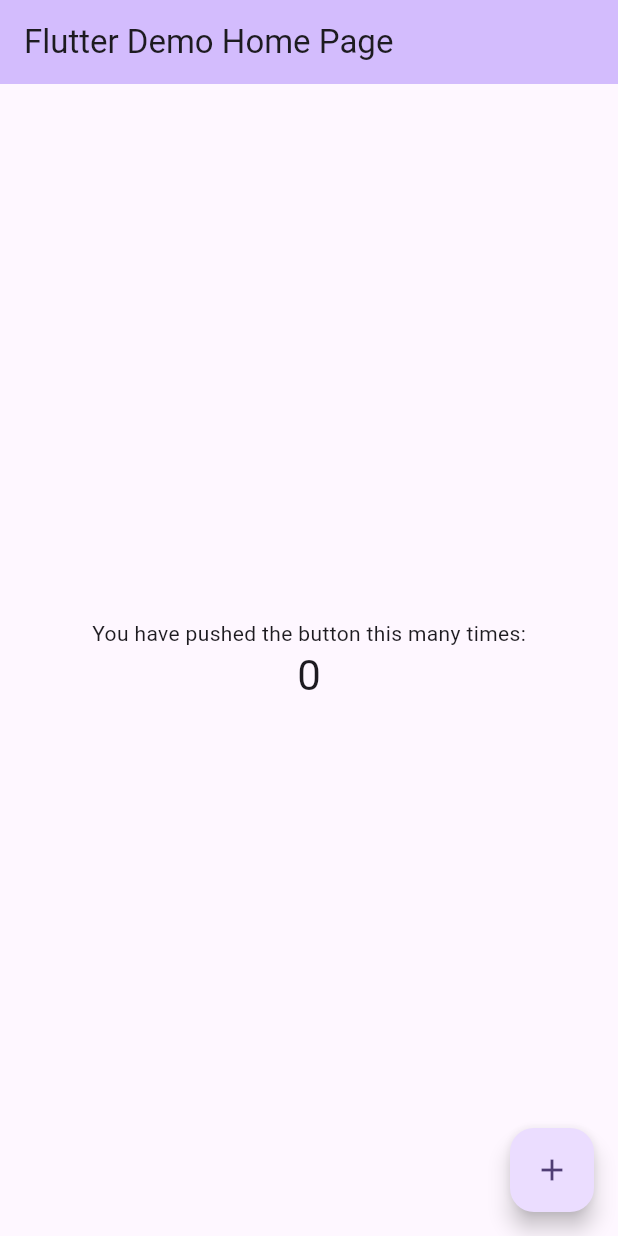
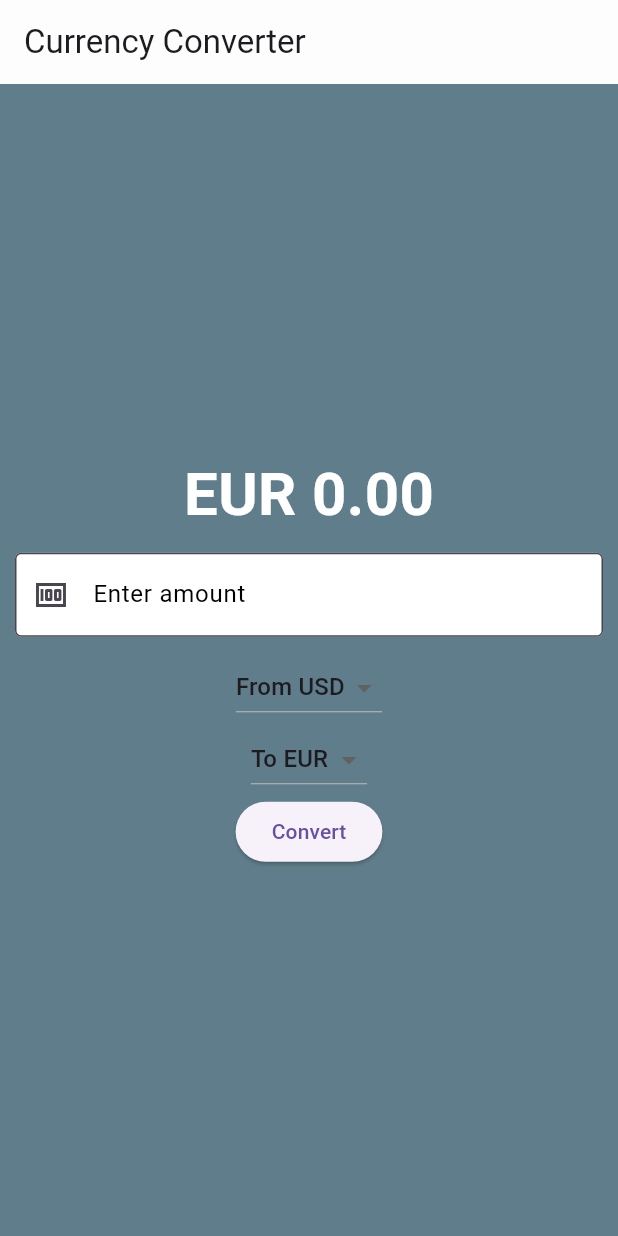
Before and after one commit to MissSherlockHolmes/practice_app_time_crunch, a Flutter app: the screen it shows after launch, on a phone screen of 412 x 824 dp. Run offline on Flutter 3.47's test engine with Material 3 defaults, Android fonts, the phone set to English and light mode, and no system bars.

Commit message:
partially working with API errors

```diff
--- /dev/null
+++ b/lib/currency_converter.dart
@@ -0,0 +1,182 @@
+import 'dart:io';
+
+import 'package:flutter/material.dart';
+import 'package:http/http.dart' as http;
+import 'dart:convert';
+
+class PracticeAppTimeCrunch extends StatefulWidget {
+  const PracticeAppTimeCrunch({super.key});
+  @override
+  State<PracticeAppTimeCrunch> createState() => _PracticeAppTimeCrunchState();
+}
+
+class _PracticeAppTimeCrunchState extends State<PracticeAppTimeCrunch> {
+  double result = 0.0;
+  bool isLoading = false;  // Loading indicator state
+  final TextEditingController textEditingController = TextEditingController();
+  String selectedBaseCurrency = 'USD';
+  String selectedTargetCurrency = 'EUR';
+  final List<String> currencies = ['USD', 'EUR', 'BDT', 'INR', 'AUD'];
+
+  Future<void> convertCurrency(String amount, String baseCurrency, String targetCurrency) async {
+    if (amount.isEmpty || double.tryParse(amount) == null) {
+      showDialog(
+        context: context,
+        builder: (BuildContext context) {
+          return AlertDialog(
+            title: Text("Invalid Input"),
+            content: Text("Please enter a valid number."),
+            actions: [
+              TextButton(
+                onPressed: () => Navigator.of(context).pop(),
+                child: Text("OK"),
+              ),
+            ],
+          );
+        },
+      );
+      return;
+    }
+
+    setState(() {
+      isLoading = true;  // Start loading
+    });
+
+    var url = Uri.parse('https://api.freecurrencyapi.com/v1/latest?base_currency=$baseCurrency');
+    var headers = {
+      'apikey': 'fca_live_iD8TqeV6KS0kvvcsLxbppgnbnlMyZmY2vTD4Mp4O'
+    };
+
+    try {
+      var response = await http.get(url, headers: headers);
+      print('Response Status: ${response.statusCode}');
+      print('Response Body: ${response.body}');
+
+      if (response.statusCode == 200) {
+        var data = jsonDecode(response.body);
+        if (data['data'] != null && data['data'][targetCurrency] != null) {
+          double rate = data['data'][targetCurrency];
+          double parsedAmount = double.parse(amount);
+          setState(() {
+            result = parsedAmount * rate;
+            isLoading = false;  // Stop loading
+          });
+        } else {
+          setState(() {
+            isLoading = false;  // Stop loading
+          });
+          print('Currency rate not available');
+        }
+      } else {
+        setState(() {
+          isLoading = false;  // Stop loading
+        });
+        print('Failed to load currency data with status code: ${response.statusCode}');
+      }
+    } catch (e) {
+      setState(() {
+        isLoading = false;  // Stop loading
+      });
+      print('Error occurred: $e');
+      if (e is SocketException) {
+        print('SocketException: ${e.message}');
+      } else if (e is HttpException) {
+        print('HttpException: ${e.message}');
+      } else {
+        print('Unknown exception: $e');
+      }
+      showDialog(
+        context: context,
+        builder: (BuildContext context) {
+          return AlertDialog(
+            title: Text("Error"),
+            content: Text("An error occurred while fetching data. Please try again."),
+            actions: [
+              TextButton(
+                onPressed: () => Navigator.of(context).pop(),
+                child: Text("OK"),
+              ),
+            ],
+          );
+        },
+      );
+    }
+  }
+
+  @override
+  Widget build(BuildContext context) {
+    return Scaffold(
+      backgroundColor: Colors.blueGrey,
+      appBar: AppBar(
+        backgroundColor: const Color.fromARGB(255, 253, 253, 253),
+        elevation: 0,
+        title: const Text("Currency Converter"),
+      ),
+      body: Center(
+        child: Column(
+          mainAxisAlignment: MainAxisAlignment.center,
+          children: [
+            isLoading ? CircularProgressIndicator() : Text(
+              "$selectedTargetCurrency ${result.toStringAsFixed(2)}",
+              style: const TextStyle(
+                fontSize: 40,
+                fontWeight: FontWeight.bold,
+                color: Colors.white,
+              ),
+            ),
+            Padding(
+              padding: const EdgeInsets.symmetric(vertical: 10, horizontal: 10),
+              child: TextField(
+                controller: textEditingController,
+                style: const TextStyle(color: Colors.black),
+                decoration: const InputDecoration(
+                  hintText: 'Enter amount',
+                  hintStyle: TextStyle(color: Colors.black),
+                  prefixIcon: Icon(Icons.money),
+                  filled: true,
+                  fillColor: Colors.white,
+                  border: OutlineInputBorder(),
+                ),
+                keyboardType: TextInputType.number,
+              ),
+            ),
+            DropdownButton<String>(
+              value: selectedBaseCurrency,
+              onChanged: (String? newValue) {
+                setState(() {
+                  selectedBaseCurrency = newValue!;
+                });
+              },
+              items: currencies.map<DropdownMenuItem<String>>((String value) {
+                return DropdownMenuItem<String>(
+                  value: value,
+                  child: Text('From $value'),
+                );
+              }).toList(),
+            ),
+            DropdownButton<String>(
+              value: selectedTargetCurrency,
+              onChanged: (String? newValue) {
+                setState(() {
+                  selectedTargetCurrency = newValue!;
+                });
+              },
+              items: currencies.map<DropdownMenuItem<String>>((String value) {
+                return DropdownMenuItem<String>(
+                  value: value,
+                  child: Text('To $value'),
+                );
+              }).toList(),
+            ),
+            ElevatedButton(
+              onPressed: () {
+                convertCurrency(textEditingController.text, selectedBaseCurrency, selectedTargetCurrency);
+              },
+              child: const Text('Convert'),
+            ),
+          ],
+        ),
+      ),
+    );
+  }
+}
--- a/lib/main.dart
+++ b/lib/main.dart
@@ -1,4 +1,5 @@
 import 'package:flutter/material.dart';
+import 'package:practice_app_time_crunch/currency_converter.dart';
 
 void main() {
   runApp(const MyApp());
@@ -7,119 +8,10 @@ void main() {
 class MyApp extends StatelessWidget {
   const MyApp({super.key});
 
-  // This widget is the root of your application.
   @override
   Widget build(BuildContext context) {
-    return MaterialApp(
-      title: 'Flutter Demo',
-      theme: ThemeData(
-        // This is the theme of your application.
-        //
-        // TRY THIS: Try running your application with "flutter run". You'll see
-        // the application has a purple toolbar. Then, without quitting the app,
-        // try changing the seedColor in the colorScheme below to Colors.green
-        // and then invoke "hot reload" (save your changes or press the "hot
-        // reload" button in a Flutter-supported IDE, or press "r" if you used
-        // the command line to start the app).
-        //
-        // Notice that the counter didn't reset back to zero; the application
-        // state is not lost during the reload. To reset the state, use hot
-        // restart instead.
-        //
-        // This works for code too, not just values: Most code changes can be
-        // tested with just a hot reload.
-        colorScheme: ColorScheme.fromSeed(seedColor: Colors.deepPurple),
-        useMaterial3: true,
-      ),
-      home: const MyHomePage(title: 'Flutter Demo Home Page'),
+    return const MaterialApp(
+      home: PracticeAppTimeCrunch(),
     );
   }
 }
-
-class MyHomePage extends StatefulWidget {
-  const MyHomePage({super.key, required this.title});
-
-  // This widget is the home page of your application. It is stateful, meaning
-  // that it has a State object (defined below) that contains fields that affect
-  // how it looks.
-
-  // This class is the configuration for the state. It holds the values (in this
-  // case the title) provided by the parent (in this case the App widget) and
-  // used by the build method of the State. Fields in a Widget subclass are
-  // always marked "final".
-
-  final String title;
-
-  @override
-  State<MyHomePage> createState() => _MyHomePageState();
-}
-
-class _MyHomePageState extends State<MyHomePage> {
-  int _counter = 0;
-
-  void _incrementCounter() {
-    setState(() {
-      // This call to setState tells the Flutter framework that something has
-      // changed in this State, which causes it to rerun the build method below
-      // so that the display can reflect the updated values. If we changed
-      // _counter without calling setState(), then the build method would not be
-      // called again, and so nothing would appear to happen.
-      _counter++;
-    });
-  }
-
-  @override
-  Widget build(BuildContext context) {
-    // This method is rerun every time setState is called, for instance as done
-    // by the _incrementCounter method above.
-    //
-    // The Flutter framework has been optimized to make rerunning build methods
-    // fast, so that you can just rebuild anything that needs updating rather
-    // than having to individually change instances of widgets.
-    return Scaffold(
-      appBar: AppBar(
-        // TRY THIS: Try changing the color here to a specific color (to
-        // Colors.amber, perhaps?) and trigger a hot reload to see the AppBar
-        // change color while the other colors stay the same.
-        backgroundColor: Theme.of(context).colorScheme.inversePrimary,
-        // Here we take the value from the MyHomePage object that was created by
-        // the App.build method, and use it to set our appbar title.
-        title: Text(widget.title),
-      ),
-      body: Center(
-        // Center is a layout widget. It takes a single child and positions it
-        // in the middle of the parent.
-        child: Column(
-          // Column is also a layout widget. It takes a list of children and
-          // arranges them vertically. By default, it sizes itself to fit its
-          // children horizontally, and tries to be as tall as its parent.
-          //
-          // Column has various properties to control how it sizes itself and
-          // how it positions its children. Here we use mainAxisAlignment to
-          // center the children vertically; the main axis here is the vertical
-          // axis because Columns are vertical (the cross axis would be
-          // horizontal).
-          //
-          // TRY THIS: Invoke "debug painting" (choose the "Toggle Debug Paint"
-          // action in the IDE, or press "p" in the console), to see the
-          // wireframe for each widget.
-          mainAxisAlignment: MainAxisAlignment.center,
-          children: <Widget>[
-            const Text(
-              'You have pushed the button this many times:',
-            ),
-            Text(
-              '$_counter',
-              style: Theme.of(context).textTheme.headlineMedium,
-            ),
-          ],
-        ),
-      ),
-      floatingActionButton: FloatingActionButton(
-        onPressed: _incrementCounter,
-        tooltip: 'Increment',
-        child: const Icon(Icons.add),
-      ), // This trailing comma makes auto-formatting nicer for build methods.
-    );
-  }
-}
--- a/pubspec.yaml
+++ b/pubspec.yaml
@@ -30,7 +30,8 @@ environment:
 dependencies:
   flutter:
     sdk: flutter
-
+  http: ^0.13.3
+  flutter_dotenv: ^5.0.2
 
   # The following adds the Cupertino Icons font to your application.
   # Use with the CupertinoIcons class for iOS style icons.
```
Also changed, not shown: pubspec.lock, 2 other files.
